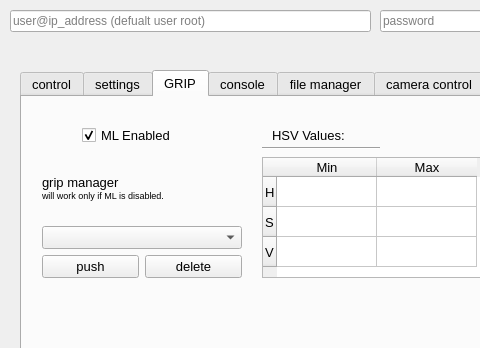
Qt form ui/layout.ui (OfirSiboni/HawkEye-Qt-Client) before a commit; both pictures show x 0 to 480 and y 0 to 348 of the 840 by 736 pixel window.
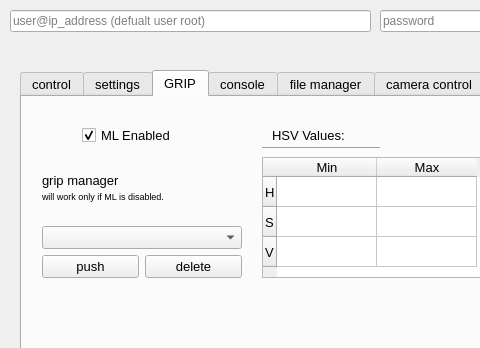
The same form after that commit. Icons and pictures are not drawn.

```diff
--- a/ui/layout.ui
+++ b/ui/layout.ui
@@ -298,7 +298,9 @@
        <item>
         <widget class="QLabel" name="label_15">
          <property name="text">
-          <string>&lt;html&gt;&lt;head/&gt;&lt;body&gt;&lt;p&gt;grip manager&lt;br/&gt;&lt;span style=&quot; font-size:7pt;&quot;&gt;will work only if ML is disabled.&lt;/span&gt;&lt;/p&gt;&lt;/body&gt;&lt;/html&gt;</string>
+                                        <string>&lt;html&gt;&lt;head/&gt;&lt;body&gt;&lt;p&gt;grip manager&lt;br/&gt;&lt;span
+                                            style=&quot; font-size:7pt;&quot;&gt;will work only if ML is disabled.&lt;/span&gt;&lt;/p&gt;&lt;/body&gt;&lt;/html&gt;
+                                        </string>
          </property>
         </widget>
        </item>
```
Lines whose indentation alone changed are shown as unchanged.
